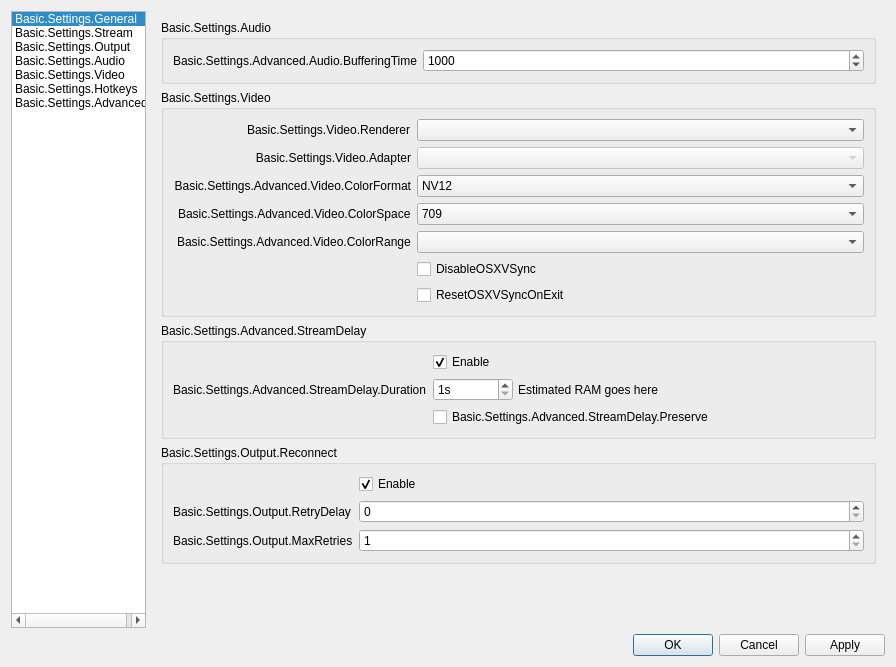
obsproject/obs-studio, file obs/forms/OBSBasicSettings.ui: the form before one commit.
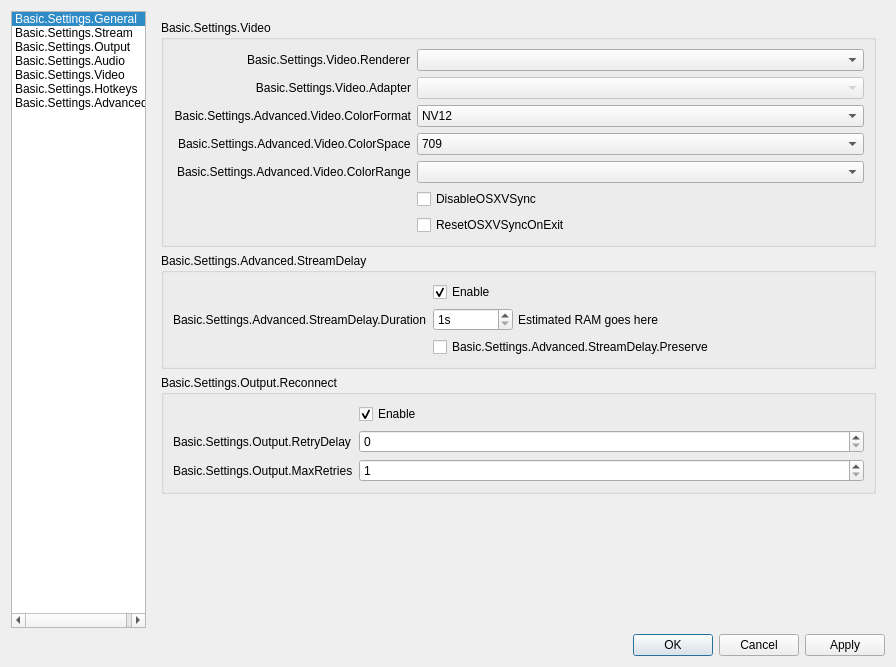
The form after the commit. The open tabs and pages were chosen to show the change. Icons and pictures are not drawn.

Commit message:
UI: Remove "audio buffering time" (skip)
(Note: This commit breaks libobs compilation.  Skip if bisecting)

The edit to the form file:
```diff
--- a/obs/forms/OBSBasicSettings.ui
+++ b/obs/forms/OBSBasicSettings.ui
@@ -2663,50 +2663,6 @@
              <item alignment="Qt::AlignTop">
               <widget class="QWidget" name="widget_11" native="true">
                <layout class="QVBoxLayout" name="verticalLayout_17">
-                <item>
-                 <widget class="QGroupBox" name="groupBox_6">
-                  <property name="title">
-                   <string>Basic.Settings.Audio</string>
-                  </property>
-                  <layout class="QFormLayout" name="formLayout_17">
-                   <property name="fieldGrowthPolicy">
-                    <enum>QFormLayout::AllNonFixedFieldsGrow</enum>
-                   </property>
-                   <property name="labelAlignment">
-                    <set>Qt::AlignRight|Qt::AlignTrailing|Qt::AlignVCenter</set>
-                   </property>
-                   <item row="0" column="0">
-                    <widget class="QLabel" name="label_35">
-                     <property name="minimumSize">
-                      <size>
-                       <width>0</width>
-                       <height>0</height>
-                      </size>
-                     </property>
-                     <property name="text">
-                      <string>Basic.Settings.Advanced.Audio.BufferingTime</string>
-                     </property>
-                     <property name="alignment">
-                      <set>Qt::AlignRight|Qt::AlignTrailing|Qt::AlignVCenter</set>
-                     </property>
-                    </widget>
-                   </item>
-                   <item row="0" column="1">
-                    <widget class="QSpinBox" name="audioBufferingTime">
-                     <property name="minimum">
-                      <number>100</number>
-                     </property>
-                     <property name="maximum">
-                      <number>10000</number>
-                     </property>
-                     <property name="value">
-                      <number>1000</number>
-                     </property>
-                    </widget>
-                   </item>
-                  </layout>
-                 </widget>
-                </item>
                 <item>
                  <widget class="QGroupBox" name="advancedVideoContainer">
                   <property name="title">
```
Left out of the diff: 4 changed lines with no effect on the pictures. The commit also changes 2 other files.
